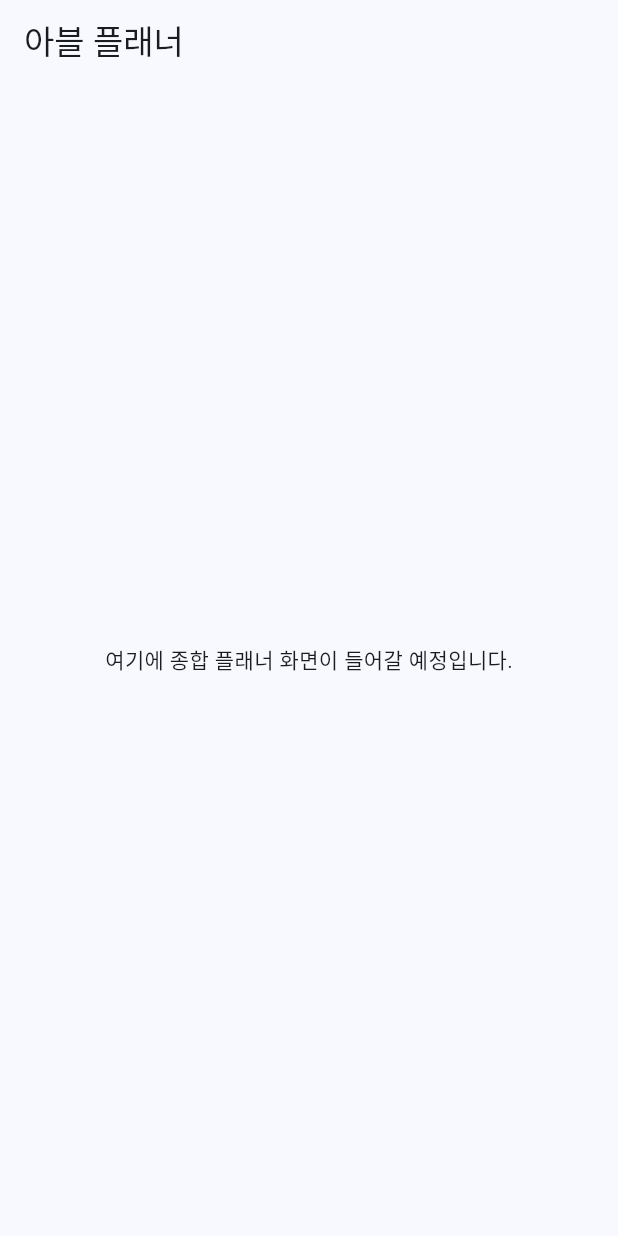
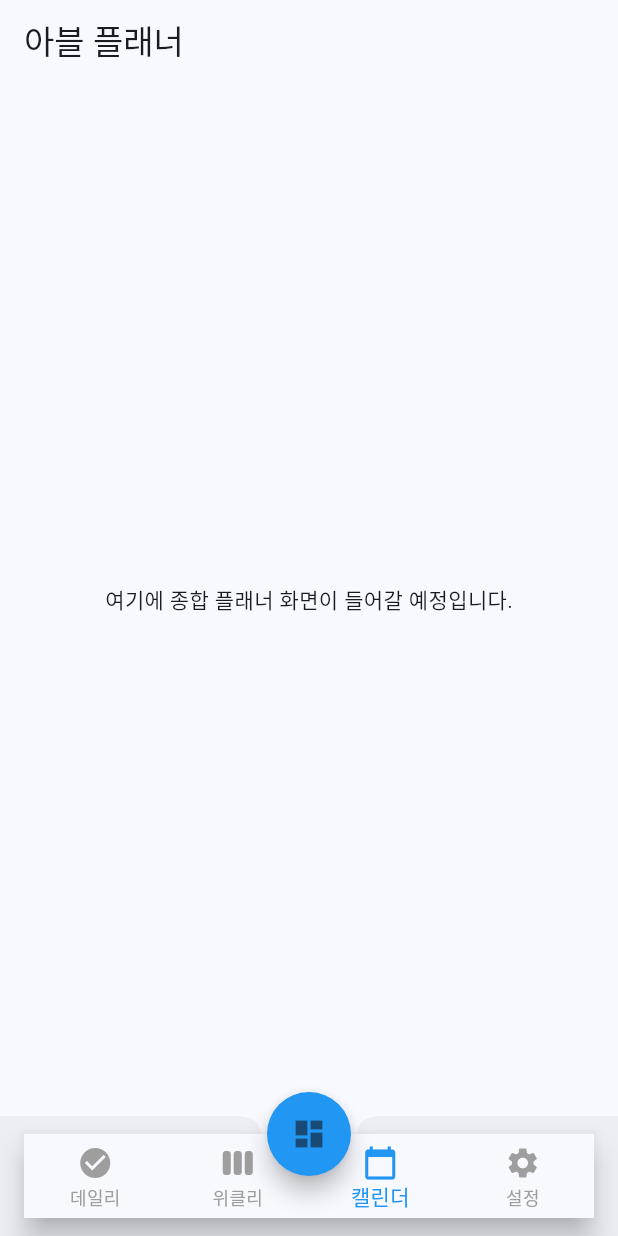
Before and after one commit to JeongHyeon-Jo/abeul_planner, a Flutter app: the screen it shows after launch, on a phone screen of 412 x 824 dp. Run offline on Flutter 3.47's test engine with Material 3 defaults, Android fonts, the phone set to English and light mode, and no system bars; our stand-ins replace go_router, table_calendar.

Commit message:
[Feat] 바텀 네비게이션 바 추가

```diff
--- /dev/null
+++ b/lib/features/home_planner/presentation/widget/planner_scaffold.dart
@@ -0,0 +1,75 @@
+import 'package:flutter/material.dart';
+import 'package:go_router/go_router.dart';
+
+class PlannerScaffold extends StatefulWidget {
+  final Widget child;
+
+  const PlannerScaffold({super.key, required this.child});
+
+  @override
+  State<PlannerScaffold> createState() => _PlannerScaffoldState();
+}
+
+class _PlannerScaffoldState extends State<PlannerScaffold> {
+  int _currentIndex = 2;
+
+  final List<String> _routes = [
+    '/daily',
+    '/weekly',
+    '/home',
+    '/calendar',
+    '/settings',
+  ];
+
+  void _onItemTapped(int index) {
+    setState(() => _currentIndex = index);
+    context.go(_routes[index]);
+  }
+
+  @override
+  Widget build(BuildContext context) {
+    return Scaffold(
+      body: widget.child,
+      floatingActionButton: Transform.translate(
+        offset: const Offset(0, 12), // 아래로 12px 이동
+        child: FloatingActionButton(
+          onPressed: () => _onItemTapped(2),
+          backgroundColor: Colors.blue,
+          shape: const CircleBorder(),
+          child: const Icon(Icons.dashboard),
+        ),
+      ),
+      floatingActionButtonLocation: FloatingActionButtonLocation.centerDocked,
+
+      // BottomAppBar + BottomNavigationBar 구조 분리
+      bottomNavigationBar: BottomAppBar(
+        shape: const CircularNotchedRectangle(),
+        notchMargin: 6.0,
+        child: SizedBox(
+          height: 60,
+          child: SafeArea(
+            top: false,
+            child: BottomNavigationBar(
+              currentIndex:
+                  _currentIndex > 2 ? _currentIndex - 1 : _currentIndex,
+              onTap: (index) {
+                final actualIndex = index >= 2 ? index + 1 : index;
+                _onItemTapped(actualIndex);
+              },
+              type: BottomNavigationBarType.fixed,
+              selectedItemColor: Colors.blue,
+              unselectedItemColor: Colors.grey,
+              showUnselectedLabels: true,
+              items: const [
+                BottomNavigationBarItem(icon: Icon(Icons.check_circle), label: '데일리'),
+                BottomNavigationBarItem(icon: Icon(Icons.view_week), label: '위클리'),
+                BottomNavigationBarItem(icon: Icon(Icons.calendar_today), label: '캘린더'),
+                BottomNavigationBarItem(icon: Icon(Icons.settings), label: '설정'),
+              ],
+            ),
+          ),
+        ),
+      ),
+    );
+  }
+}
--- a/lib/routes/planner_router.dart
+++ b/lib/routes/planner_router.dart
@@ -1,8 +1,8 @@
-
 import 'package:flutter/material.dart';
 import 'package:go_router/go_router.dart';
-// planner
+// 플래너 화면
 import 'package:abeul_planner/features/home_planner/presentation/screen/planner_home_screen.dart';
+import 'package:abeul_planner/features/home_planner/presentation/widget/planner_scaffold.dart';
 import 'package:abeul_planner/features/calendar_planner/presentation/screen/calendar_planner_sceen.dart';
 import 'package:abeul_planner/features/daily_planner/presentation/screen/daily_planner_sceen.dart';
 import 'package:abeul_planner/features/weekly_planner/presentation/screen/weekly_planner_sceen.dart';
@@ -10,25 +10,30 @@ import 'package:abeul_planner/features/weekly_planner/presentation/screen/weekly
 final GoRouter router = GoRouter(
   initialLocation: '/home',
   routes: [
+    ShellRoute(
+      builder: (context, state, child) => PlannerScaffold(child: child),
+      routes: [
         GoRoute(
           path: '/home',
           builder: (context, state) => const PlannerHomeScreen(),
         ),
         GoRoute(
-      path: 'daily',
+          path: '/daily',
           builder: (context, state) => const DailyPlannerScreen(),
         ),
         GoRoute(
-      path: 'weekly',
+          path: '/weekly',
           builder: (context, state) => const WeeklyPlannerScreen(),
         ),
         GoRoute(
-      path: 'calendar',
+          path: '/calendar',
           builder: (context, state) => const CalendarPlannerScreen(),
         ),
         GoRoute(
-      path: 'settings',
-      builder: (context, state) => const Placeholder(), // 추후 설정 화면 교체
+          path: '/settings',
+          builder: (context, state) => const Placeholder(), // 추후 설정 화면으로 교체
+        ),
+      ],
     ),
   ],
 );
```
Lines whose indentation alone changed are shown as unchanged.
